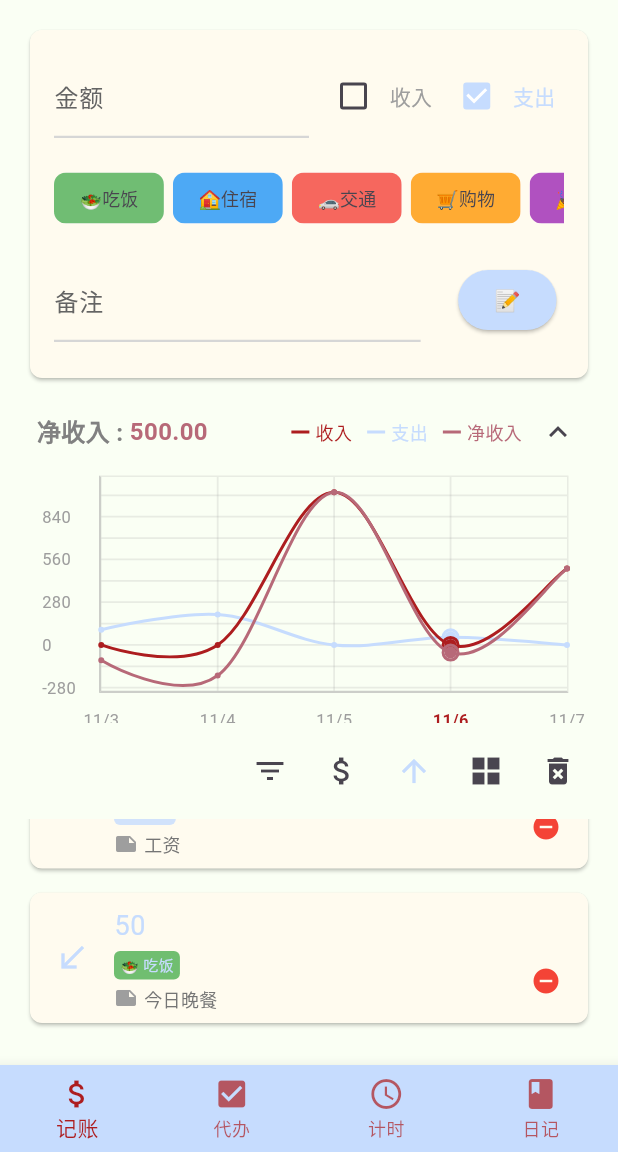
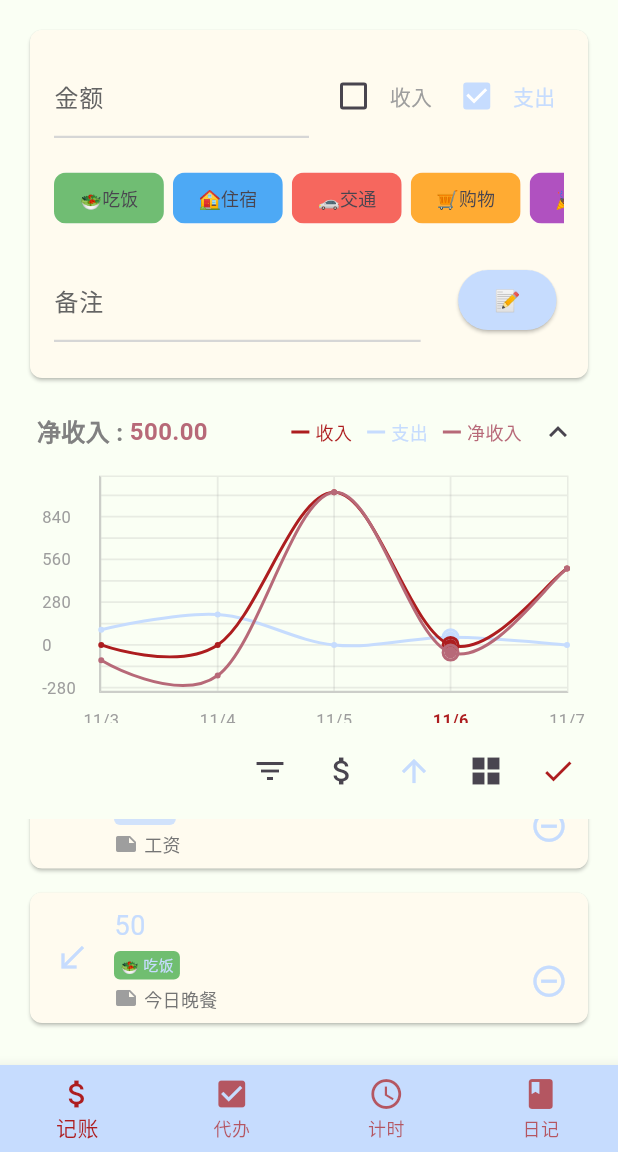
Before and after one commit to White-Lulu/cherriy, a Flutter app: the screen it shows after launch, scrolled down 264 dp, after a tap on the "delete outline" icon, on a phone screen of 412 x 824 dp, the part 84-1236 px from its top. Run offline on Flutter 3.47's test engine with Material 3 defaults, Android fonts, the phone set to English and light mode, and no system bars; drawn by our look-alikes of fl_chart; our stand-ins replace flutter_colorpicker, image_picker, shared_preferences.

Commit message:
accounting结束

```diff
--- a/lib/accountingpage.dart
+++ b/lib/accountingpage.dart
@@ -46,7 +46,7 @@ class AccountingPageState extends State<AccountingPage> {
   // 在 AccountingPageState 类中添加新的状态变量
   bool _isAmountAscending = true;
   bool _isTimeAscending = true;
-  // 在 AccountingPageState 类中添加���状态变量
+  // 在 AccountingPageState 类中添加态变量
   List<String> selectedFilterCategories = []; // 用于存储筛选选中的类别
   // 在 AccountingPageState 类中添加的状态变量
   String _sortType = 'time'; // 'time', 'amount'
@@ -106,6 +106,9 @@ class AccountingPageState extends State<AccountingPage> {
   List<FlSpot> _incomeSpotsFuture = [];
   List<FlSpot> _netIncomeSpotsReal = [];
   List<FlSpot> _netIncomeSpotsFuture = [];
+
+  // 添加触摸点的状态跟踪
+  List<LineBarSpot> touchedSpots = [];
 
   @override
   void initState() {
@@ -588,10 +591,10 @@ class AccountingPageState extends State<AccountingPage> {
     // 累加每天的数据
     for (var record in records) {
       try {
-        // 解析时���戳并转换为本地时间
+        // 解析时戳并转换为本地时间
         DateTime recordDate =
             DateTime.parse(record['timestamp'] ?? '').toLocal();
-        // 只保留年��日
+        // 只保留年日
         recordDate =
             DateTime(recordDate.year, recordDate.month, recordDate.day);
 
@@ -648,7 +651,7 @@ class AccountingPageState extends State<AccountingPage> {
       print(
           '预测值: 支出=$predictedExpense, 收入=$predictedIncome, 净收入=$predictedNetIncome'); // 添加调试输出
 
-      // ���加预测的第5天数据
+      // 加预测的第5天数据
       _expenseSpots.add(FlSpot(4, predictedExpense));
       _incomeSpots.add(FlSpot(4, predictedIncome));
       _netIncomeSpots.add(FlSpot(4, predictedNetIncome));
@@ -776,7 +779,9 @@ class AccountingPageState extends State<AccountingPage> {
           height: _isChartExpanded ? 170 : 0,
           child: SingleChildScrollView(
             physics: NeverScrollableScrollPhysics(),
-            child: Container(
+            child: Stack(
+              children: [
+                Container(
                   height: 180,
                   padding: EdgeInsets.only(left: 12, right: 17, top: 5, bottom: 0),
                   child: LineChart(
@@ -929,9 +934,19 @@ class AccountingPageState extends State<AccountingPage> {
                         ),
                       ],
                       lineTouchData: LineTouchData(
+                        // 让linetouchdata置于最上层
                         enabled: true,
+                        touchCallback: (FlTouchEvent event, LineTouchResponse? response) {
+                          setState(() {
+                            touchedSpots = response?.lineBarSpots ?? [];
+                          });
+                        },
                         touchTooltipData: LineTouchTooltipData(
                           tooltipBgColor: Colors.blueGrey.withOpacity(0.8),
+                          fitInsideHorizontally: false,
+                          fitInsideVertically: false,
+                          tooltipMargin: touchedSpots.any((spot) => spot.y > _maxY / 2) ? -50 : 10,
+                          tooltipPadding: EdgeInsets.all(8),
                           getTooltipItems: (List<LineBarSpot> touchedSpots) {
                             return touchedSpots.map((spot) {
                               String title = spot.barIndex == 0
@@ -941,7 +956,7 @@ class AccountingPageState extends State<AccountingPage> {
                                       : '净收入: ';
                               return LineTooltipItem(
                                 '$title${spot.y.toStringAsFixed(2)}',
-                            TextStyle(color: Colors.white, fontSize: 12),
+                                TextStyle(color: Colors.white, fontSize: 10),
                               );
                             }).toList();
                           },
@@ -970,6 +985,8 @@ class AccountingPageState extends State<AccountingPage> {
                       ),
                     ),
                   ),
+                ),
+              ],
             ),
           ),
         ),
@@ -1207,7 +1224,7 @@ class AccountingPageState extends State<AccountingPage> {
                     ? (_isAmountAscending ? '金额从低到高' : '金额从高到低')
                     : '按金额排序',
                 color: _sortType == 'amount'
-                    ? Theme.of(context).primaryColor
+                    ? (_isAmountAscending ? coldColor : warmColor)
                     : null,
               ),
               IconButton(
@@ -1216,10 +1233,10 @@ class AccountingPageState extends State<AccountingPage> {
                     : Icons.arrow_downward),
                 onPressed: _toggleSortByTime,
                 tooltip: _sortType == 'time'
-                    ? (_isTimeAscending ? '从旧到新' : '从新到')
+                    ? (_isTimeAscending ? '从旧到新' : '从新到旧')
                     : '按时间排序',
                 color:
-                    _sortType == 'time' ? Theme.of(context).primaryColor : null,
+                    _sortType == 'time' ? (_isTimeAscending ? coldColor : warmColor) : null,
               ),
               IconButton(
                 icon: Icon(_viewMode == 0
@@ -1236,14 +1253,15 @@ class AccountingPageState extends State<AccountingPage> {
               ),
               IconButton(
                 icon: Icon(_isDeleteMode
-                    ? Icons.delete_forever
+                    ? Icons.check
                     : Icons.delete_outline),
                 onPressed: () {
                   setState(() {
                     _isDeleteMode = !_isDeleteMode;
                   });
                 },
-                tooltip: _isDeleteMode ? '退出删除模式' : '入删除模式',
+                tooltip: _isDeleteMode ? '退出删除模式' : '进入删除模式',
+                color: _isDeleteMode ? warmColor : null,
               ),
             ],
           ),
@@ -1423,12 +1441,12 @@ class AccountingPageState extends State<AccountingPage> {
             ),
             if (_isDeleteMode)
               Positioned(
-                right: 4,
+              right: 2,
               bottom: 4,
               child: IconButton(
-                  icon: Icon(Icons.remove_circle, color: Colors.red),
+                icon: Icon(Icons.remove_circle_outline, color: coldColor),
                 onPressed: () => _deleteRecord(index),
-                  iconSize: 20,
+                iconSize: 25,
               ),
             ),
           ],
@@ -1507,12 +1525,22 @@ class AccountingPageState extends State<AccountingPage> {
               ),
             ),
           ),
-          if (_isDeleteMode)
+          if (_isDeleteMode && _viewMode == 1)// 为两列试图和三列试图设置不同的按钮
                 Positioned(
-              right: 4,
+                    right: -2,
                     bottom: 4,
                     child: IconButton(
-                icon: Icon(Icons.remove_circle, color: Colors.red),
+                icon: Icon(Icons.remove_circle_outline, color: coldColor),
+                onPressed: () => _deleteRecord(index),
+                iconSize: 22.5,
+              ),
+            ),
+          if (_isDeleteMode && _viewMode == 2)
+            Positioned(
+              right: -2,
+              bottom: 4,
+              child: IconButton(
+                icon: Icon(Icons.remove_circle_outline, color: coldColor),
                 onPressed: () => _deleteRecord(index),
                 iconSize: 20,
               ),
```
Lines whose indentation alone changed are shown as unchanged.
